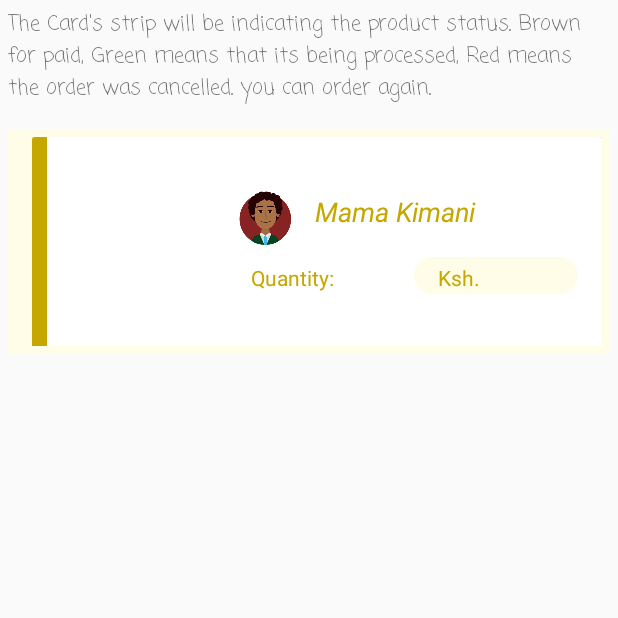
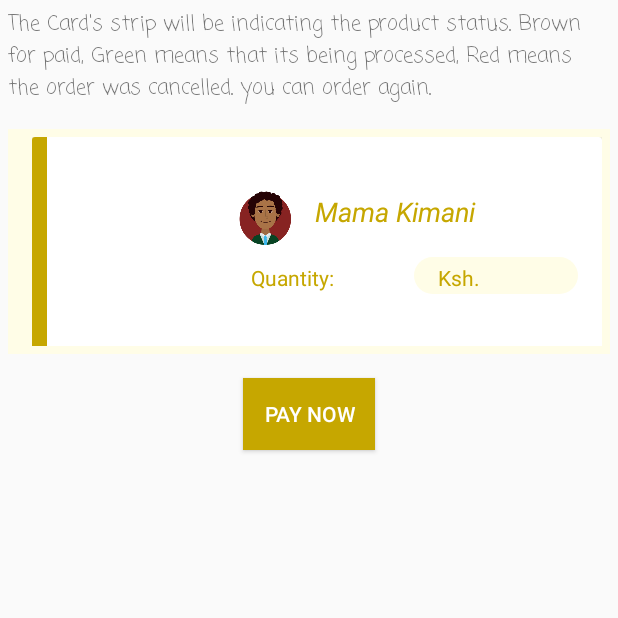
Before and after one commit to Kapadokia-Titus/Foodyfy, an Android app: the Checkout screen opened directly, with no data from a screen before it, after a tap on "Mama Kimani", on a phone screen of 412 x 824 dp, the top half of it. Run offline under Robolectric (Android 15) with nearby library versions, the phone set to English and light mode, and no system bars; 5 statements that could not run were skipped.

Commit message:
checkout button

```diff
--- a/app/src/main/java/kapadokia/nyandoro/foodclient/Checkout.java
+++ b/app/src/main/java/kapadokia/nyandoro/foodclient/Checkout.java
@@ -9,6 +9,7 @@ import android.util.Log;
 import android.view.View;
 import android.widget.ImageView;
 import android.widget.TextView;
+import android.widget.Toast;
 
 import java.util.ArrayList;
 import java.util.List;
@@ -48,6 +49,13 @@ public class Checkout extends AppCompatActivity {
         recyclerView.setLayoutManager(manager);
 
 
+        adapter.setOnItemClickListener(new OnItemClickListener() {
+            @Override
+            public void setOnItemClickListener(int foodModel) {
+                Toast.makeText(Checkout.this, "clicked :)", Toast.LENGTH_SHORT).show();
+            }
+        });
+
 
 
     }
--- a/app/src/main/java/kapadokia/nyandoro/foodclient/CheckoutAdapter.java
+++ b/app/src/main/java/kapadokia/nyandoro/foodclient/CheckoutAdapter.java
@@ -102,5 +102,7 @@ public class CheckoutAdapter extends RecyclerView.Adapter<CheckoutAdapter.Checko
 
 
     }
-
+    public void setOnItemClickListener(OnItemClickListener listener){
+        this.listener = listener;
+    }
 }
--- a/app/src/main/res/layout/activity_checkout.xml
+++ b/app/src/main/res/layout/activity_checkout.xml
@@ -25,21 +25,13 @@
        android:id="@+id/checkout_recycler"/>
 
 
-    <TextView
-        android:layout_width="match_parent"
-        android:layout_height="wrap_content"
-        android:id="@+id/status_text"
-        tools:text="@string/green"
-        android:gravity="center"
-        android:visibility="gone"
-        android:textSize="18sp"
-        android:textColor="@color/colorPrimaryDark"/>
         <Button
-            android:layout_width="match_parent"
+            android:layout_width="wrap_content"
             android:layout_height="wrap_content"
-            android:background="@drawable/corners"
-            android:visibility="gone"
-            android:textColor="@color/colorPrimaryDark"
+            android:background="@color/colorPrimaryDark"
+            android:textColor="@color/whiteBackground"
+            android:layout_marginTop="@dimen/layoutMargin"
+            android:layout_gravity="center"
             android:id="@+id/pay_button"
             android:text="@string/pay_text"/>
 
--- a/app/src/main/res/values/colors.xml
+++ b/app/src/main/res/values/colors.xml
@@ -9,4 +9,6 @@
     <color name="red">#F80321</color>
     <color name="textColour">#f9a825</color>
     <color name="processing">#c6a700</color>
+    <color name="button_light_blue">#2196F3</color>
+    <color name="button_dark_blue">#2039C7</color>
 </resources>
```
Also changed, not shown: app/src/main/res/drawable/button.xml (added, +9 -0 lines).
